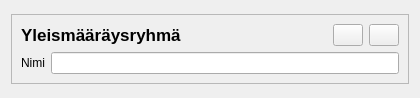
GispoCoding/arho-qgis-plugin, file arho_feature_template/gui/components/general_regulation_group_widget.ui: the form before one commit.
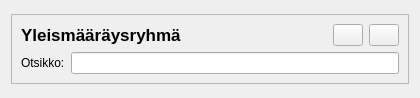
The form after the commit.

Diff of the .ui file:
```diff
--- a/arho_feature_template/gui/components/general_regulation_group_widget.ui
+++ b/arho_feature_template/gui/components/general_regulation_group_widget.ui
@@ -134,7 +134,7 @@
            </font>
           </property>
           <property name="text">
-           <string>Nimi</string>
+           <string>Otsikko:</string>
           </property>
          </widget>
         </item>
```
